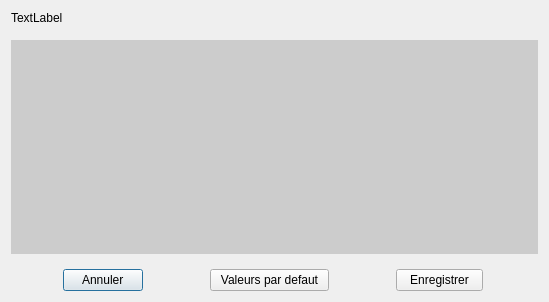
TRAPTAProject/traptaserver, file textfileeditor.ui: the form before one commit.
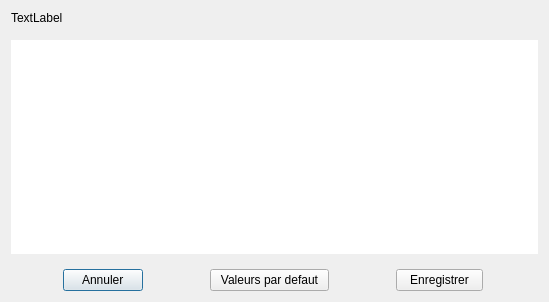
The form after the commit.

What changed in the file:
```diff
--- a/textfileeditor.ui
+++ b/textfileeditor.ui
@@ -38,9 +38,6 @@
    </item>
    <item>
     <widget class="QPlainTextEdit" name="textEdit">
-     <property name="styleSheet">
-      <string notr="true">background-color:#ccc</string>
-     </property>
      <property name="frameShape">
       <enum>QFrame::NoFrame</enum>
      </property>
```
